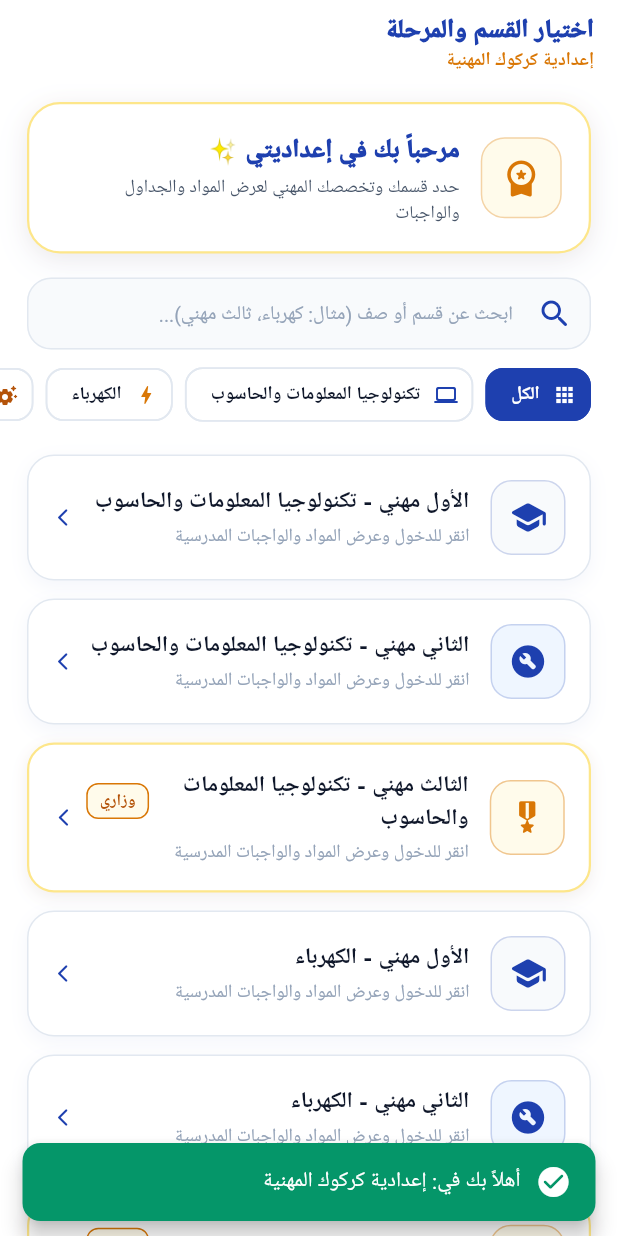
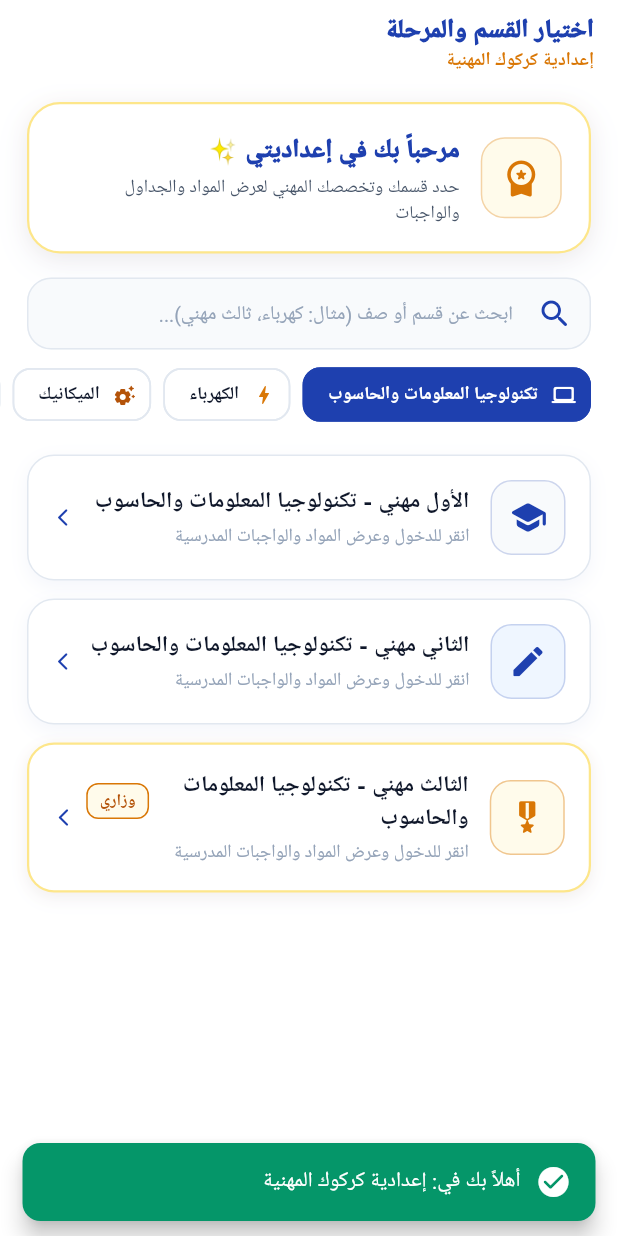
Before and after one commit to aliblueprints410-svg/Idadayati_app_project, a Flutter app: the screen it shows after launch, after a tap on "تخطي", after a tap on "دخول سريع تجريبي", on a phone screen of 412 x 824 dp. Run offline on Flutter 3.47's test engine with Material 3 defaults, Android fonts, the phone set to English and light mode, and no system bars; our stand-ins replace cached_network_image, file_picker, flutter_dotenv, flutter_image_compress, flutter_riverpod, flutter_spinkit and 7 more; missing offline and left inert: dart:js_interop, mobile_scanner, onesignal_flutter; accounts and stored records are empty; network calls fail; Roboto replaces fonts that are missing (Cairo).

Commit message:
UI: Remove 'All' department chip and change 2nd grade icon to pen

```diff
--- a/lib/features/homework/views/grade_selection_screen.dart
+++ b/lib/features/homework/views/grade_selection_screen.dart
@@ -19,12 +19,11 @@ class GradeSelectionScreen extends ConsumerStatefulWidget {
 }
 
 class _GradeSelectionScreenState extends ConsumerState<GradeSelectionScreen> {
-  String _selectedDepartment = 'الكل';
+  String _selectedDepartment = 'تكنولوجيا المعلومات والحاسوب';
   final TextEditingController _searchController = TextEditingController();
   String _searchQuery = '';
 
   static const List<Map<String, dynamic>> _vocationalDepartments = [
-    {'name': 'الكل', 'icon': Icons.apps_rounded, 'color': AppColors.primary},
     {'name': 'تكنولوجيا المعلومات والحاسوب', 'icon': Icons.computer_rounded, 'color': Color(0xFF1E40AF)},
     {'name': 'الكهرباء', 'icon': Icons.bolt_rounded, 'color': Color(0xFFD97706)},
     {'name': 'الميكانيك', 'icon': Icons.settings_suggest_rounded, 'color': Color(0xFFB45309)},
@@ -302,12 +301,12 @@ class _GradeSelectionScreenState extends ConsumerState<GradeSelectionScreen> {
                               TextButton(
                                 onPressed: () {
                                   setState(() {
-                                    _selectedDepartment = 'الكل';
+                                    _selectedDepartment = 'تكنولوجيا المعلومات والحاسوب';
                                     _searchController.clear();
                                     _searchQuery = '';
                                   });
                                 },
-                                child: const Text('عرض جميع التخصصات'),
+                                child: const Text('إعادة تعيين البحث'),
                               ),
                             ],
                           ),
@@ -381,7 +380,7 @@ class _GradeSelectionScreenState extends ConsumerState<GradeSelectionScreen> {
                                                 child: Icon(
                                                   isGrade12
                                                       ? Icons.military_tech_rounded
-                                                      : (isGrade11 ? Icons.build_circle_rounded : Icons.school_rounded),
+                                                      : (isGrade11 ? Icons.edit_rounded : Icons.school_rounded),
                                                   color: isGrade12 ? AppColors.gold : AppColors.primary,
                                                   size: 26,
                                                 ),
```
